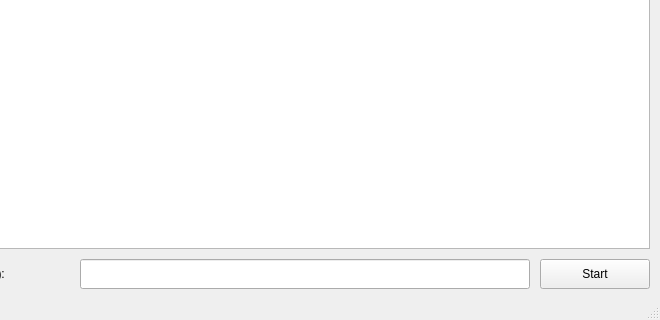
First picture: the form in humanpatterns.ui, repository ajhalme/human-patterns, before the edit; both pictures show x 140 to 800 and y 280 to 600 of the 800 by 600 pixel window.
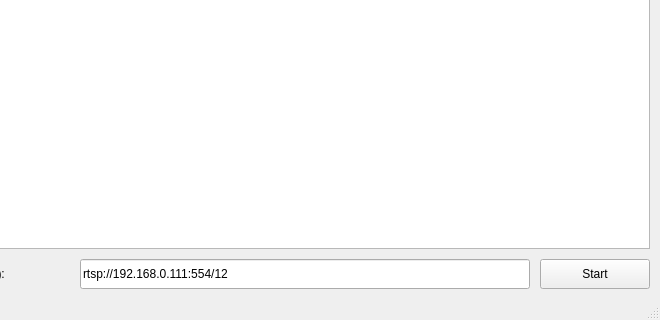
Second picture: the form after the edit.

The edit to the form file:
```diff
--- a/humanpatterns.ui
+++ b/humanpatterns.ui
@@ -33,6 +33,9 @@
       <height>30</height>
      </rect>
     </property>
+    <property name="text">
+     <string>rtsp://192.168.0.111:554/12</string>
+    </property>
    </widget>
    <widget class="QPushButton" name="pushButton">
     <property name="geometry">
```
Left out of the diff: 4 changed lines with no effect on the pictures.
